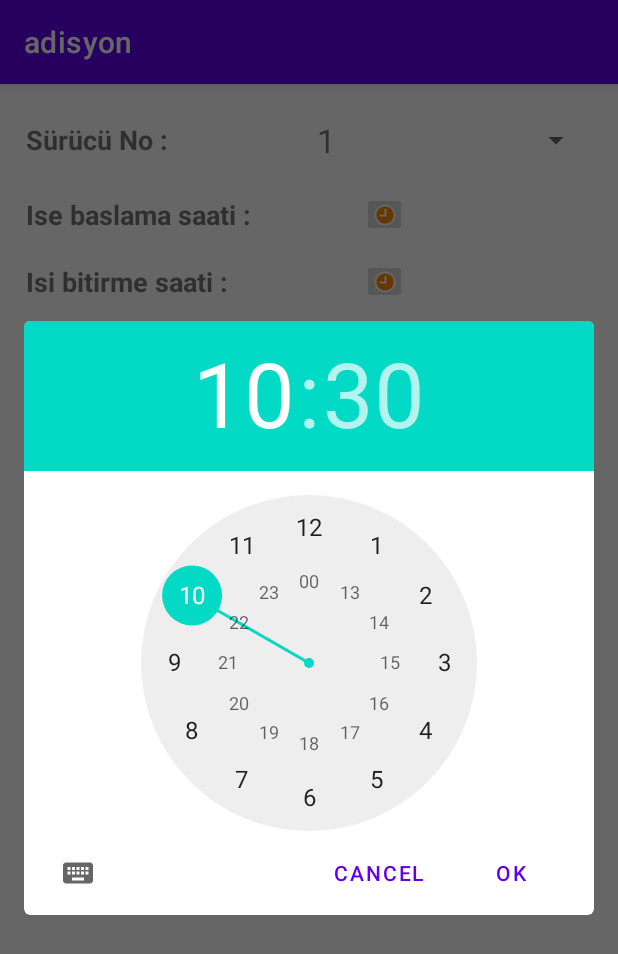
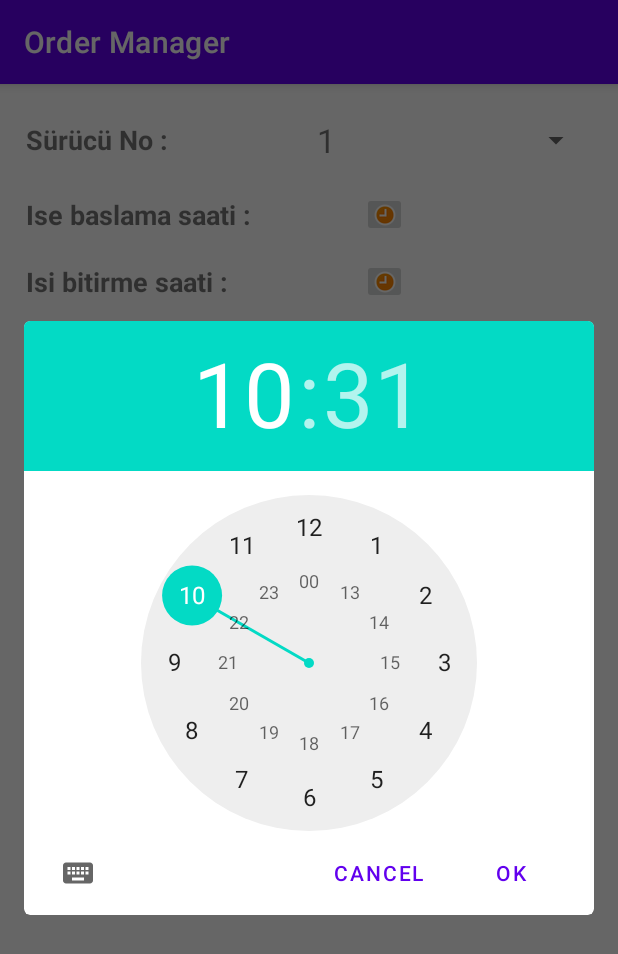
Before and after one commit to jagenau49/adisyon, an Android app: the surucuHesapDokumu screen opened directly, with no data from a screen before it, after a tap on an icon or button, on a phone screen of 412 x 824 dp. Shown: the top 954 px of the screen. Run offline under Robolectric (Android 15) with nearby library versions, the phone set to English and light mode, and no system bars; our stand-ins replace Room's generated code.

```diff
--- a/app/src/main/res/values/strings.xml
+++ b/app/src/main/res/values/strings.xml
@@ -1,14 +1,12 @@
 <resources>
-    <string name="app_name">adisyon</string>
+    <string name="app_name">Order Manager</string>
 
-    <string name="bugunun_siparisleri">Bugünün siparisleri :</string>
-    <string name="siparislere_geri_don">Siparislere Geri Dön</string>
     <string name="silinmis_siparisler">Silinmis siparisler:</string>
 
     <string name="tutar">TUTAR :</string>
-    <string name="_000_00">000,00</string>
+    <string name="_000_00" translatable="false">000,00</string>
     <string name="odeme_yontemi">Ödeme Yöntemi :</string>
-    <string name="euro_symbol">€</string>
+    <string name="euro_symbol" translatable="false">€</string>
     <string name="saat">Saat :</string>
 
     <string name="siparisi_kaydet">Siparisi Kaydet</string>
@@ -17,53 +15,54 @@
     <string name="geri_don">Geri Dön</string>
     <string name="hesapla">HESAPLA</string>
     <string name="sorgulama_sonuclari">Nolu Sürücüye Ait Sorgulama Sonuclari:</string>
-    <string name="kart_ile_odenen_paketlerin_toplami">Kart ile ödenen paketlerin toplami :</string>
-    <string name="eu_kart">-€(KART)</string>
+    <string name="eu_kart" translatable="false">-€(KART)</string>
     <string name="nakit_odenen_paketlerin_toplami">Nakit ödenen paketlerin toplami :</string>
-    <string name="eu_nakit">-€(NAKIT)</string>
+    <string name="eu_nakit" translatable="false">-€(NAKIT)</string>
     <string name="surucunun_calisma_ucreti">Sürücünün calisma ücreti:</string>
 
     <string name="surucunun_iade_etmesi_gereken_nakit_tutar">Sürücünün iade etmesi gereken nakit tutar :</string>
-    <string name="eu">-€</string>
+    <string name="eu" translatable="false">-€</string>
     <string name="siparis_ekle">Siparis Ekle</string>
     <string name="hesap_dokumu">Hesap Dökümü</string>
     <string name="MN_silinmis_siparisler">Silinmis siparisler</string>
     <string name="tum_siparisleri_sifirla">Tüm siparisleri sifirla</string>
 
 
-    <string name="_100eu">100€</string>
+    <string name="_100eu" translatable="false">100€</string>
     <string name="nakit">(Nakit)</string>
-    <string name="_5_nolu_surucu">5 Nolu Surucu</string>
-    <string name="_21_30">21:30</string>
+    <string name="_5_nolu_surucu" translatable="false">5 Nolu Surucu</string>
+    <string name="_21_30" translatable="false">21:30</string>
     <string name="geri_al">Geri al</string>
-    <string name="_97">97</string>
+    <string name="_97" translatable="false">97</string>
     <string name="adet">Adet</string>
 
-    <string name="_0000">0000</string>
+    <string name="_0000" translatable="false">0000</string>
     <string name="ise_baslama_saati">Ise baslama saati :</string>
-    <string name="_01_30">01:30</string>
+    <string name="_01_30" translatable="false">01:30</string>
     <string name="isi_bitirme_saati">Isi bitirme saati :</string>
-    <string name="_07_30">07:30</string>
-    <string name="eu2">€</string>
+    <string name="_07_30" translatable="false">07:30</string>
+    <string name="eu2" translatable="false">€</string>
 
     <string name="toplam_calisma_saati">Toplam calisma saati :</string>
-    <string name="_10_saat_50_dakika">10 saat 50 dakika</string>
-    <string name="_65">(65€)</string>
+    <string name="_10_saat_50_dakika" translatable="false">10 saat 50 dakika</string>
+    <string name="_65" translatable="false">(65€)</string>
     <string name="teslim_ettigi_paket_sayisi">Teslim ettigi paket sayisi :</string>
-    <string name="_100">100</string>
+    <string name="_100" translatable="false">100</string>
     <string name="paketlerin_detaylarini_goster">Paketlerin Detaylarini Goster</string>
 
     <string name="nolu_surucunun_teslim_ettigi_paketler">Nolu Sürücünün Teslim Ettigi Paketler</string>
     <string name="sorguya_geri_don">Sorguya Geri Dön</string>
     <string name="dikkat">Dikkat!</string>
     <string name="text_warning">Veritabanindaki tüm verileri silmek üzeresiniz. Bu islem geri alinamaz. Eger tüm verileri silmek istediginize eminseniz, asagidaki islemi tamamlayip, onay veriniz.</string>
-    <string name="_251">251</string>
-    <string name="arti">+</string>
-    <string name="_753">753</string>
-    <string name="sembolEsittir">=</string>
+    <string name="_251" translatable="false">251</string>
+    <string name="arti" translatable="false">+</string>
+    <string name="_753" translatable="false">753</string>
+    <string name="sembolEsittir" translatable="false">=</string>
     <string name="onayla">Onayla</string>
     <string name="vazgec">Vazgec</string>
 
     <string name="siparis_no">Siparis No :</string>
-    <string name="_15">15</string>
+    <string name="_15" translatable="false">15</string>
+    <string name="kart_ile_odenen_paketlerin_toplami">Kart ile ödenen paketlerin toplami :</string>
+
 </resources>
```
Also changed, not shown: 1 other file.
